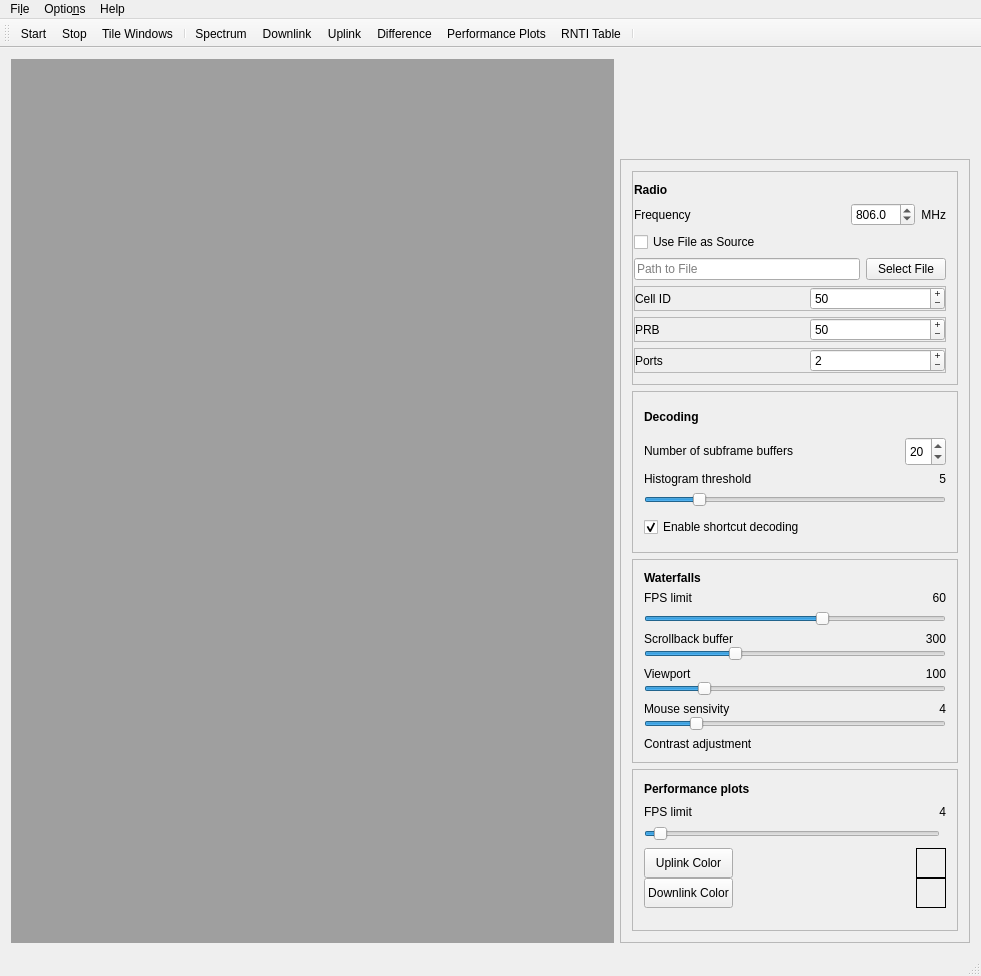
The window that src/gui/mainwindow.ui (falkenber9/falcon) describes before a commit, drawn with Qt 5.
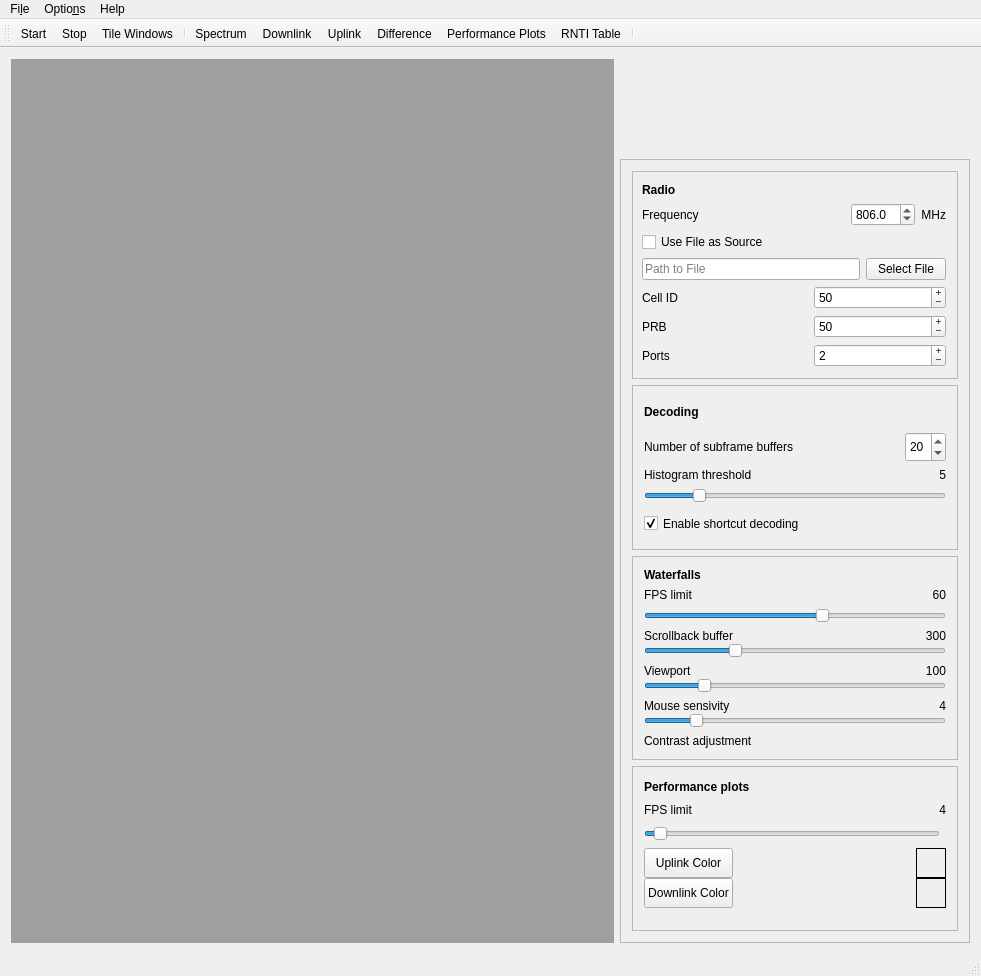
The same window after the commit. Icons and pictures are not drawn.

Commit message: coorporate alignment for all boxes

Diff of the .ui file:
```diff
--- a/src/gui/mainwindow.ui
+++ b/src/gui/mainwindow.ui
@@ -164,7 +164,7 @@
             <x>0</x>
             <y>0</y>
             <width>284</width>
-            <height>793</height>
+            <height>787</height>
            </rect>
           </property>
           <layout class="QVBoxLayout" name="verticalLayout_2">
@@ -181,7 +181,7 @@
              </property>
              <layout class="QGridLayout" name="gridLayout_3">
               <property name="leftMargin">
-               <number>1</number>
+               <number>9</number>
               </property>
               <item row="1" column="0">
                <widget class="QLabel" name="label_cap_radio">
@@ -218,7 +218,7 @@
                  </sizepolicy>
                 </property>
                 <property name="frameShape">
-                 <enum>QFrame::StyledPanel</enum>
+                 <enum>QFrame::NoFrame</enum>
                 </property>
                 <property name="frameShadow">
                  <enum>QFrame::Plain</enum>
@@ -346,7 +346,7 @@
               <item row="7" column="0" colspan="4">
                <widget class="QFrame" name="frame_3">
                 <property name="frameShape">
-                 <enum>QFrame::StyledPanel</enum>
+                 <enum>QFrame::NoFrame</enum>
                 </property>
                 <property name="frameShadow">
                  <enum>QFrame::Plain</enum>
@@ -527,7 +527,7 @@
               <item row="6" column="0" colspan="4">
                <widget class="QFrame" name="frame_2">
                 <property name="frameShape">
-                 <enum>QFrame::StyledPanel</enum>
+                 <enum>QFrame::NoFrame</enum>
                 </property>
                 <property name="frameShadow">
                  <enum>QFrame::Plain</enum>
```
